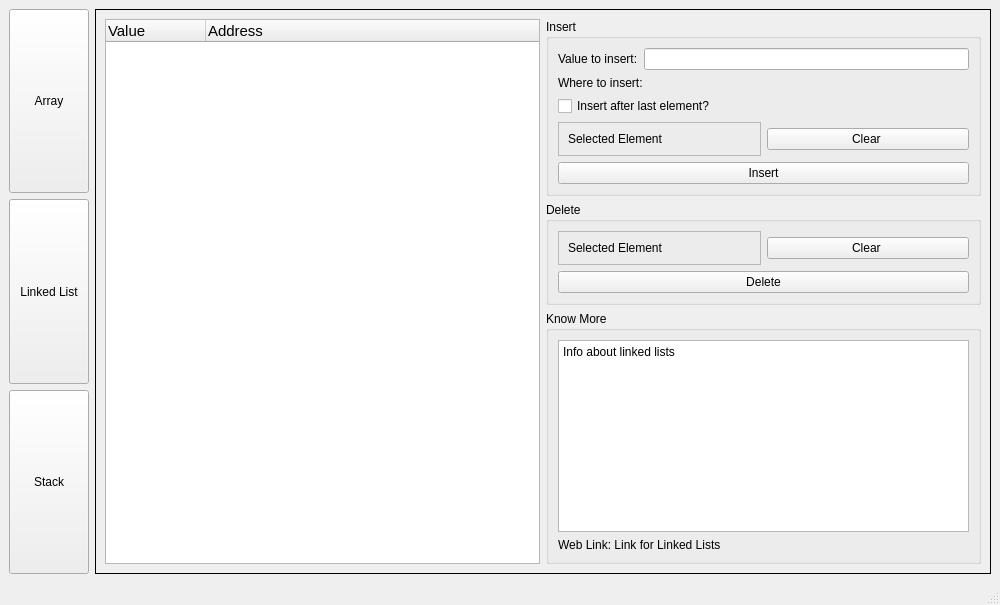
The window that linkedlistwindow.ui (priyanshagrahari/DSGUI) describes before a commit, drawn with Qt 5.
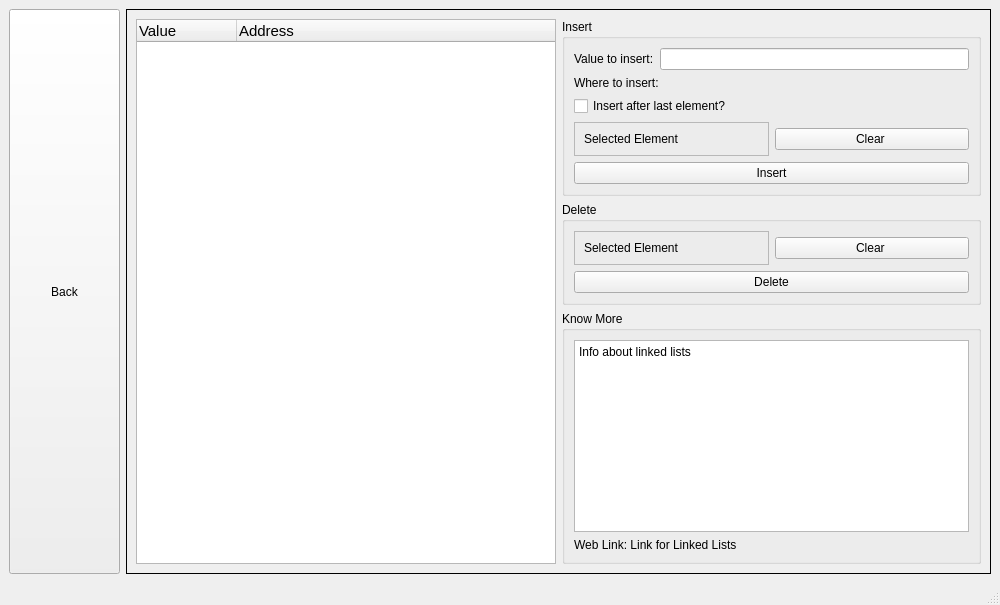
The same window after the commit.

Diff of the .ui file:
```diff
--- a/linkedlistwindow.ui
+++ b/linkedlistwindow.ui
@@ -16,23 +16,10 @@
   <widget class="QWidget" name="centralwidget">
    <layout class="QHBoxLayout" name="horizontalLayout_5">
     <item>
-     <layout class="QVBoxLayout" name="buttonList" stretch="0,0,0">
+     <layout class="QVBoxLayout" name="buttonList" stretch="0">
       <property name="sizeConstraint">
        <enum>QLayout::SetMaximumSize</enum>
       </property>
-      <item>
-       <widget class="QPushButton" name="array_pbut">
-        <property name="sizePolicy">
-         <sizepolicy hsizetype="Minimum" vsizetype="MinimumExpanding">
-          <horstretch>0</horstretch>
-          <verstretch>0</verstretch>
-         </sizepolicy>
-        </property>
-        <property name="text">
-         <string>Array</string>
-        </property>
-       </widget>
-      </item>
       <item>
        <widget class="QPushButton" name="ll_pbut">
         <property name="sizePolicy">
@@ -41,21 +28,14 @@
           <verstretch>0</verstretch>
          </sizepolicy>
         </property>
-        <property name="text">
-         <string>Linked List</string>
+        <property name="minimumSize">
+         <size>
+          <width>111</width>
+          <height>0</height>
+         </size>
         </property>
-       </widget>
-      </item>
-      <item>
-       <widget class="QPushButton" name="stack_pbut">
-        <property name="sizePolicy">
-         <sizepolicy hsizetype="Minimum" vsizetype="MinimumExpanding">
-          <horstretch>0</horstretch>
-          <verstretch>0</verstretch>
-         </sizepolicy>
-        </property>
         <property name="text">
-         <string>Stack</string>
+         <string>Back</string>
         </property>
        </widget>
       </item>
```
